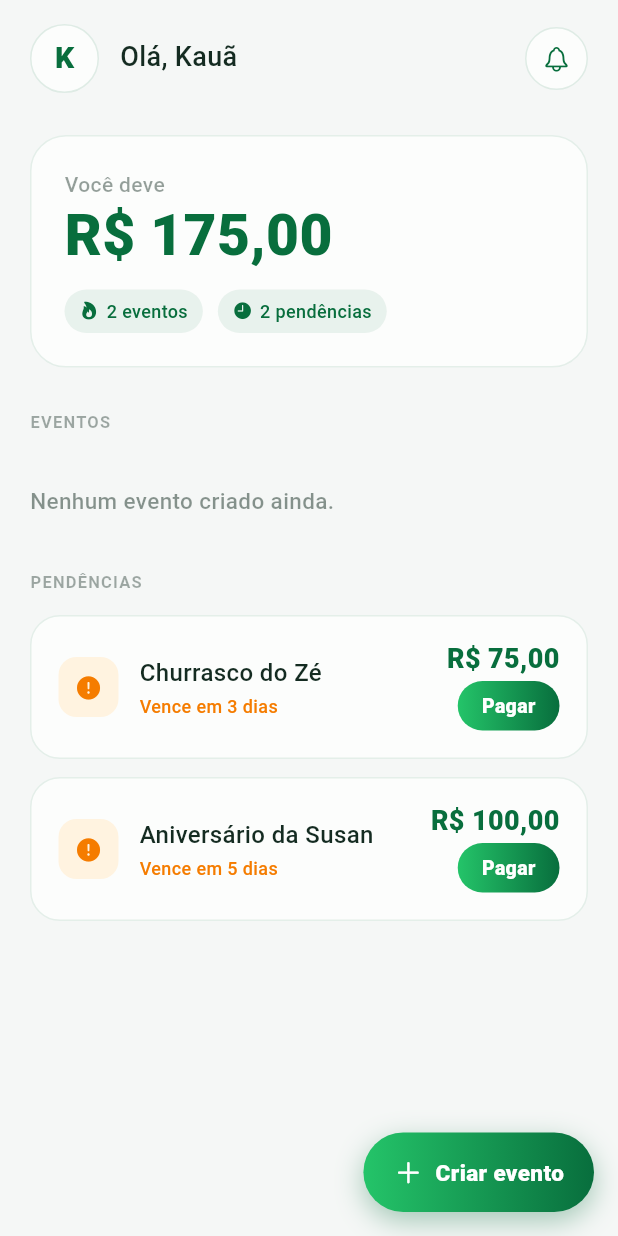
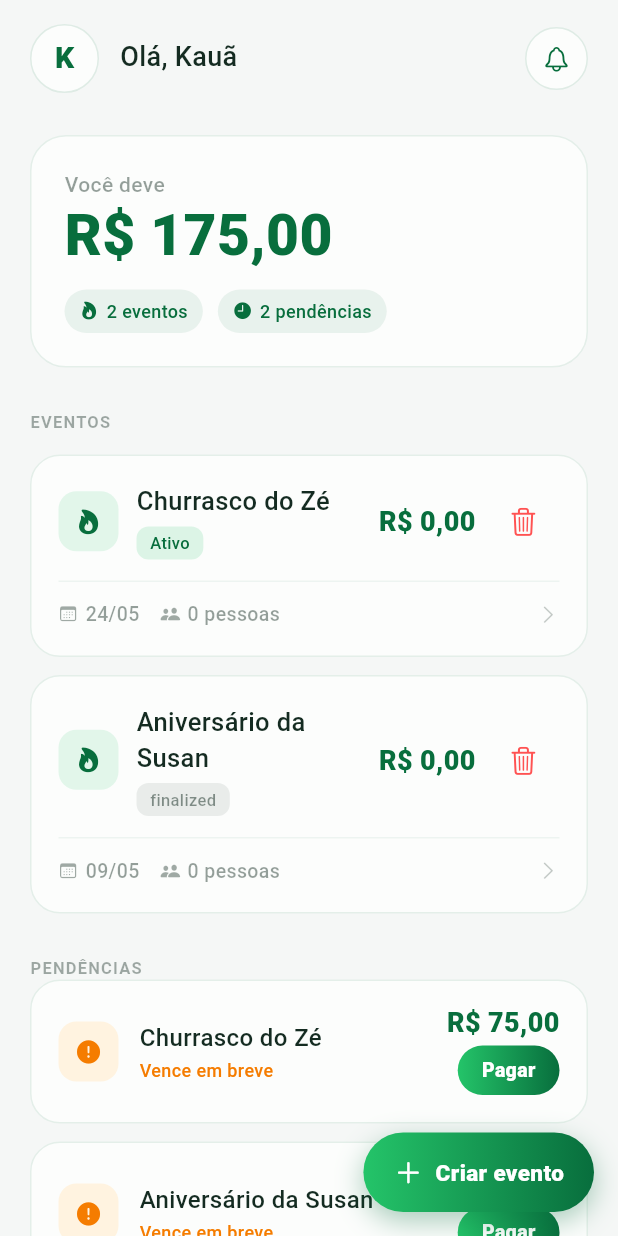
Before and after one commit to ViniciusBoroto/paga_ae, a Flutter app: the HomeScreen screen opened by its route, on a phone screen of 412 x 824 dp. Run offline on Flutter 3.47's test engine with Material 3 defaults, Android fonts, the phone set to English and light mode, and no system bars; our stand-ins replace get_it, go_router.

Commit message:
feat: price state

```diff
--- a/lib/features/auth/presentation/screens/home_screen.dart
+++ b/lib/features/auth/presentation/screens/home_screen.dart
@@ -21,6 +21,8 @@ class _HomeScreenState extends State<HomeScreen> {
   Widget build(BuildContext context) {
     final eventService = context.watch<EventService>();
     final eventos = eventService.events;
+    final pendencies = eventService.pendencies;
+    final totalOwed = eventService.totalOwed;
 
     return Scaffold(
       backgroundColor: const Color.fromRGBO(245, 247, 246, 1),
@@ -40,7 +42,7 @@ class _HomeScreenState extends State<HomeScreen> {
 
               const SizedBox(height: 28),
 
-              _totalCard(),
+              _totalCard(totalOwed, eventos.length, pendencies.length),
 
               const SizedBox(height: 28),
 
@@ -57,6 +59,7 @@ class _HomeScreenState extends State<HomeScreen> {
                 ...eventos.map((e) => Padding(
                   padding: const EdgeInsets.only(bottom: 12),
                   child: _eventoCard(
+                    eventId: e.id,
                     nome: e.title,
                     data: '${e.date.day.toString().padLeft(2, '0')}/${e.date.month.toString().padLeft(2, '0')}',
                     pessoas: e.participants.length,
@@ -69,19 +72,25 @@ class _HomeScreenState extends State<HomeScreen> {
 
             _titulo('Pendências'),
 
-            const SizedBox(height: 14),
-            _pendenciaCard(
-              evento: 'Churrasco do Zé',
-              valor: 'R\$ 75,00',
-              prazo: 'Vence em 3 dias',
+            if (pendencies.isEmpty)
+              Padding(
+                padding: const EdgeInsets.symmetric(vertical: 20),
+                child: Text('Nenhuma pendência!', style: AppTextStyles.body(15, color: AppColors.text.withValues(alpha: 0.5))),
+              )
+            else
+              ...pendencies.map((charge) {
+                final evento = eventService.getEventById(charge.eventId);
+                final nomeEvento = evento?.title ?? 'Evento deletado';
+                return Padding(
+                  padding: const EdgeInsets.only(bottom: 12),
+                  child: _pendenciaCard(
+                    evento: nomeEvento,
+                    valor: 'R\$ ${charge.amount.toStringAsFixed(2).replaceAll('.', ',')}',
+                    prazo: 'Vence em breve',
+                    onPay: () => context.read<EventService>().payCharge(charge.id),
                   ),
-
-            const SizedBox(height: 12),
-            _pendenciaCard(
-              evento: 'Aniversário da Susan',
-              valor: 'R\$ 100,00',
-              prazo: 'Vence em 5 dias',
-            ),
+                );
+              }),
 
             const SizedBox(height: 100),
           ],
@@ -143,7 +152,7 @@ class _HomeScreenState extends State<HomeScreen> {
 
   // Card do total
 
-  Widget _totalCard() {
+  Widget _totalCard(double total, int numEventos, int numPendencias) {
     return Container(
       width: double.infinity,
       padding: const EdgeInsets.all(22),
@@ -158,14 +167,14 @@ class _HomeScreenState extends State<HomeScreen> {
         children: [
           Text('Você deve', style: AppTextStyles.body(14, color: AppColors.text.withValues(alpha: 0.45))),
           const SizedBox(height: 4),
-          Text('R\$ 175,00', style: AppTextStyles.title(38, color: AppColors.darkGreen)),
+          Text('R\$ ${total.toStringAsFixed(2).replaceAll('.', ',')}', style: AppTextStyles.title(38, color: AppColors.darkGreen)),
           const SizedBox(height: 16),
 
           Row(
             children: [
-              _indicador(CupertinoIcons.flame_fill, '2 eventos'),
+              _indicador(CupertinoIcons.flame_fill, '$numEventos eventos'),
               const SizedBox(width: 10),
-              _indicador(CupertinoIcons.clock_fill, '2 pendências'),
+              _indicador(CupertinoIcons.clock_fill, '$numPendencias pendências'),
             ],
           ),
         ],
@@ -176,6 +185,7 @@ class _HomeScreenState extends State<HomeScreen> {
   // Card de evento
 
   Widget _eventoCard({
+    required int eventId,
     required String nome,
     required String data,
     required int pessoas,
@@ -229,6 +239,15 @@ class _HomeScreenState extends State<HomeScreen> {
                   ),
                 ),
                 Text(total, style: AppTextStyles.title(18, color: AppColors.darkGreen)),
+                const SizedBox(width: 8),
+                IconButton(
+                  padding: EdgeInsets.zero,
+                  constraints: const BoxConstraints(),
+                  icon: const Icon(CupertinoIcons.trash, size: 20, color: Colors.redAccent),
+                  onPressed: () {
+                    context.read<EventService>().deleteEvent(eventId);
+                  },
+                ),
               ],
             ),
 
@@ -264,6 +283,7 @@ class _HomeScreenState extends State<HomeScreen> {
     required String evento,
     required String valor,
     required String prazo,
+    required VoidCallback onPay,
   }) {
     return GestureDetector(
       onTap: () {},
@@ -311,13 +331,16 @@ class _HomeScreenState extends State<HomeScreen> {
 
                 const SizedBox(height: 6),
 
-                Container(
+                GestureDetector(
+                  onTap: onPay,
+                  child: Container(
                     padding: const EdgeInsets.symmetric(horizontal: 16, vertical: 7),
                     decoration: BoxDecoration(
                       gradient: const LinearGradient(colors: [AppColors.green, AppColors.darkGreen]),
                       borderRadius: BorderRadius.circular(999),
                     ),
                     child: Text('Pagar', style: AppTextStyles.button(13)),
+                  ),
                 ),
               ],
             ),
--- a/lib/features/event/services/event_service.dart
+++ b/lib/features/event/services/event_service.dart
@@ -1,11 +1,50 @@
 import 'package:cash_flow/models/event.dart';
 import 'package:cash_flow/models/enums.dart';
+import 'package:cash_flow/models/charge.dart';
 import 'package:flutter/material.dart';
 
 class EventService extends ChangeNotifier {
   final List<Event> _events = [];
+  final List<Charge> _charges = [];
+
+  EventService() {
+    // Dados iniciais
+    _events.add(Event(
+      id: 1,
+      title: 'Churrasco do Zé',
+      date: DateTime.now().add(const Duration(days: 10)),
+      status: EventStatus.upcoming,
+      participants: [],
+      createdAt: DateTime.now(),
+    ));
+    _events.add(Event(
+      id: 2,
+      title: 'Aniversário da Susan',
+      date: DateTime.now().subtract(const Duration(days: 5)),
+      status: EventStatus.finalized,
+      participants: [],
+      createdAt: DateTime.now(),
+    ));
+
+    _charges.add(Charge(id: 1, amount: 75.0, fromUserId: 1, toUserId: 2, eventId: 1, createdAt: DateTime.now()));
+    _charges.add(Charge(id: 2, amount: 100.0, fromUserId: 1, toUserId: 3, eventId: 2, createdAt: DateTime.now()));
+  }
 
   List<Event> get events => List.unmodifiable(_events);
+
+  List<Charge> get pendencies => _charges.where((c) => c.paidAt == null).toList();
+
+  double get totalOwed {
+    return pendencies.fold(0.0, (sum, charge) => sum + charge.amount);
+  }
+
+  Event? getEventById(int id) {
+    try {
+      return _events.firstWhere((e) => e.id == id);
+    } catch (_) {
+      return null;
+    }
+  }
 
   void createEvent({
     required String title,
@@ -25,4 +64,18 @@ class EventService extends ChangeNotifier {
     _events.add(newEvent);
     notifyListeners();
   }
+
+  void deleteEvent(int id) {
+    _events.removeWhere((e) => e.id == id);
+    _charges.removeWhere((c) => c.eventId == id);
+    notifyListeners();
+  }
+
+  void payCharge(int chargeId) {
+    final index = _charges.indexWhere((c) => c.id == chargeId);
+    if (index != -1) {
+      _charges[index] = _charges[index].copyWith(paidAt: DateTime.now());
+      notifyListeners();
+    }
+  }
 }
```
Lines whose indentation alone changed are shown as unchanged.
